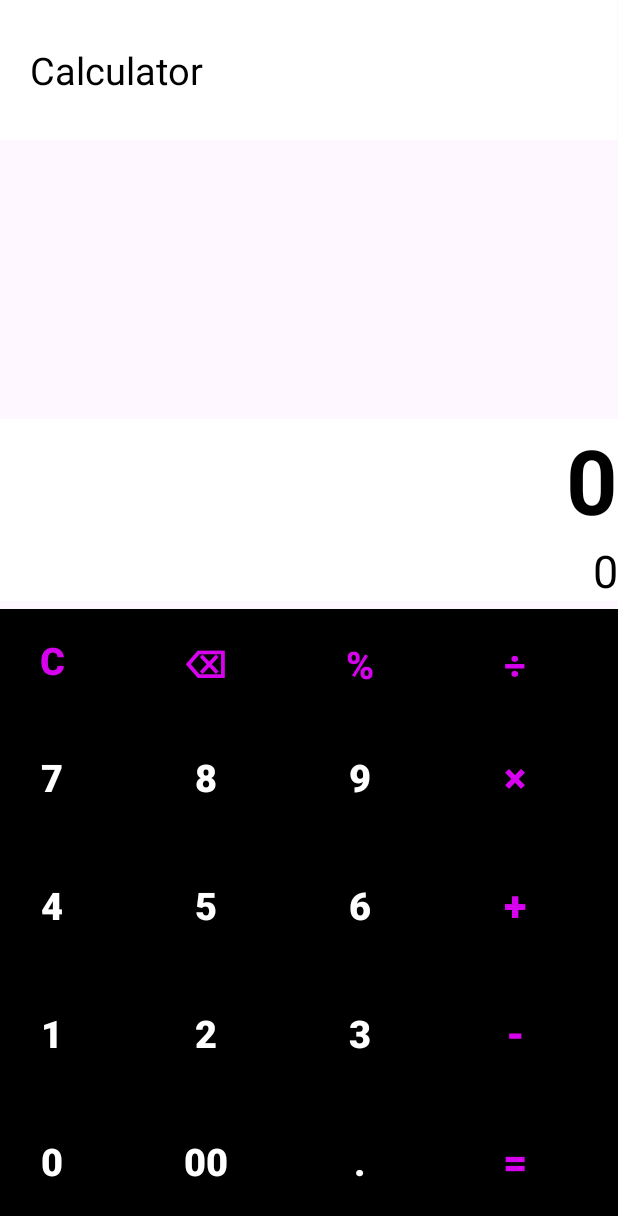
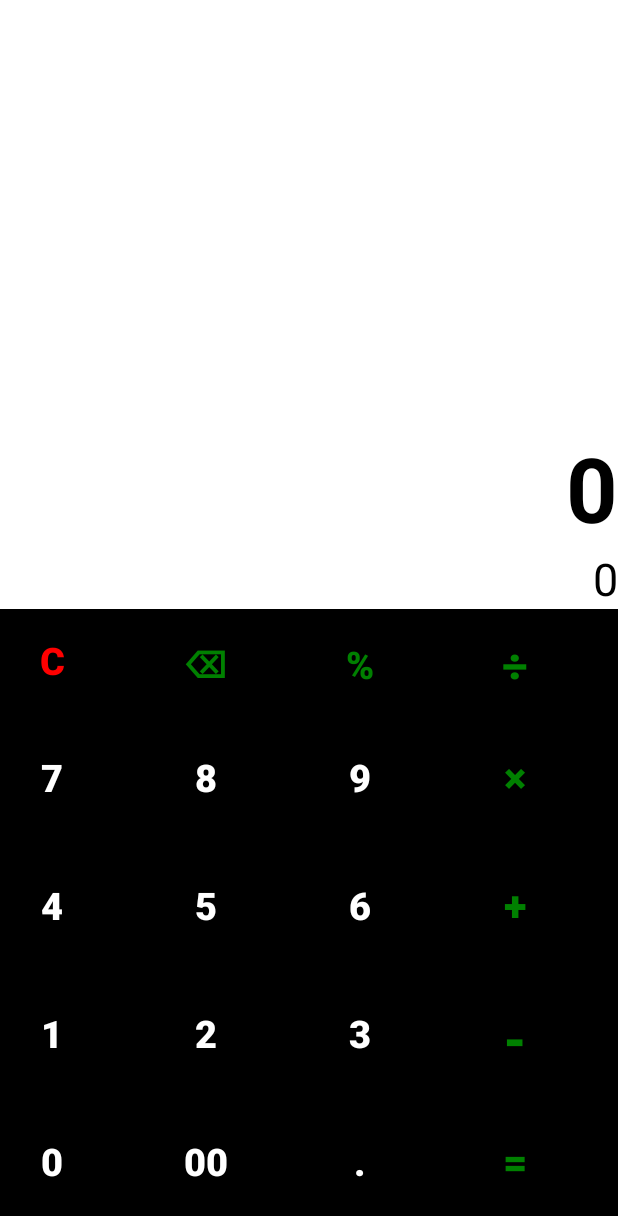
Before and after one commit to abdulsattar836/calculator-androidstudio, an Android app: the screen it shows after launch (MainActivity), on a phone screen of 412 x 824 dp. Shown: the top 1216 px of the screen. Run offline under Robolectric (Android 15) with nearby library versions, the phone set to English and light mode, and no system bars.

Commit message:
first commit

```diff
--- a/app/src/main/res/layout/activity_main.xml
+++ b/app/src/main/res/layout/activity_main.xml
@@ -10,21 +10,17 @@
 
     <TextView
         android:id="@+id/textView"
-        android:layout_width="411dp"
-        android:layout_height="93dp"
+        android:layout_width="match_parent"
+        android:layout_height="match_parent"
         android:background="@color/white"
-        android:gravity="center_vertical"
-        android:padding="20dp"
-        android:text="@string/calculator"
-        android:textColor="@color/black"
-        android:textSize="25sp"
-        app:layout_constraintStart_toStartOf="parent"
-        app:layout_constraintTop_toTopOf="parent" />
+        app:layout_constraintEnd_toEndOf="parent"
+        app:layout_constraintHorizontal_bias="1.0"
+        app:layout_constraintStart_toStartOf="parent" />
 
     <LinearLayout
+        android:id="@+id/linearLayout2"
         android:layout_width="match_parent"
         android:layout_height="wrap_content"
-        android:layout_marginBottom="5dp"
         android:orientation="vertical"
         app:layout_constraintBottom_toTopOf="@+id/view"
         app:layout_constraintEnd_toEndOf="parent"
@@ -106,7 +102,7 @@
                 android:background="@color/black"
                 android:gravity="center"
                 android:text="@string/c"
-                android:textColor="@color/purple"
+                android:textColor="@color/red"
                 android:textSize="25sp"
                 android:textStyle="bold" />
 
@@ -182,7 +178,7 @@
                 android:background="@color/black"
                 android:gravity="center"
                 android:text="@string/back"
-                android:textColor="@color/purple"
+                android:textColor="@color/green"
                 android:textSize="25sp"
                 android:textStyle="bold" />
 
@@ -257,7 +253,7 @@
                 android:background="@color/black"
                 android:gravity="center"
                 android:text="@string/percentage"
-                android:textColor="@color/purple"
+                android:textColor="@color/green"
                 android:textSize="25sp"
                 android:textStyle="bold" />
 
@@ -333,8 +329,8 @@
                 android:background="@color/black"
                 android:gravity="center"
                 android:text="@string/divide"
-                android:textColor="@color/purple"
-                android:textSize="25sp"
+                android:textColor="@color/green"
+                android:textSize="30sp"
                 android:textStyle="bold" />
 
             <androidx.appcompat.widget.AppCompatButton
@@ -346,7 +342,7 @@
                 android:background="@color/black"
                 android:gravity="center"
                 android:text="@string/multiply"
-                android:textColor="@color/purple"
+                android:textColor="@color/green"
                 android:textSize="28sp"
                 android:textStyle="bold" />
 
@@ -359,7 +355,7 @@
                 android:background="@color/black"
                 android:gravity="center"
                 android:text="@string/add"
-                android:textColor="@color/purple"
+                android:textColor="@color/green"
                 android:textSize="28sp"
                 android:textStyle="bold" />
 
@@ -372,8 +368,8 @@
                 android:background="@color/black"
                 android:gravity="center"
                 android:text="@string/subtract"
-                android:textColor="@color/purple"
-                android:textSize="28sp"
+                android:textColor="@color/green"
+                android:textSize="35sp"
                 android:textStyle="bold" />
 
             <androidx.appcompat.widget.AppCompatButton
@@ -385,7 +381,7 @@
                 android:background="@color/black"
                 android:gravity="center"
                 android:text="@string/equal"
-                android:textColor="@color/purple"
+                android:textColor="@color/green"
                 android:textSize="28sp"
                 android:textStyle="bold" />
 
--- a/app/src/main/res/values/colors.xml
+++ b/app/src/main/res/values/colors.xml
@@ -5,7 +5,10 @@
     <color name="purple_700">#FF3700B3</color>
     <color name="teal_200">#FF03DAC5</color>
     <color name="teal_700">#FF018786</color>
+    <color name="red">#ff0000</color>
+    <color name="green">#008000</color>
     <color name="black">#FF000000</color>
     <color name="white">#FFFFFFFF</color>
     <color name="purple">#d602ee</color>
+    <color name="gray">#1b2631   </color>
 </resources>
```
